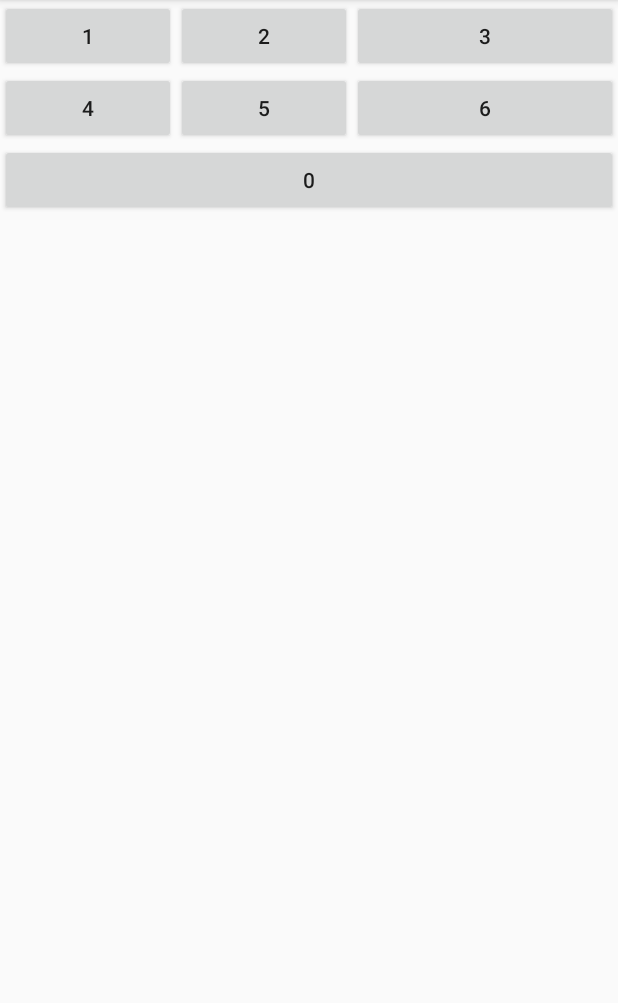
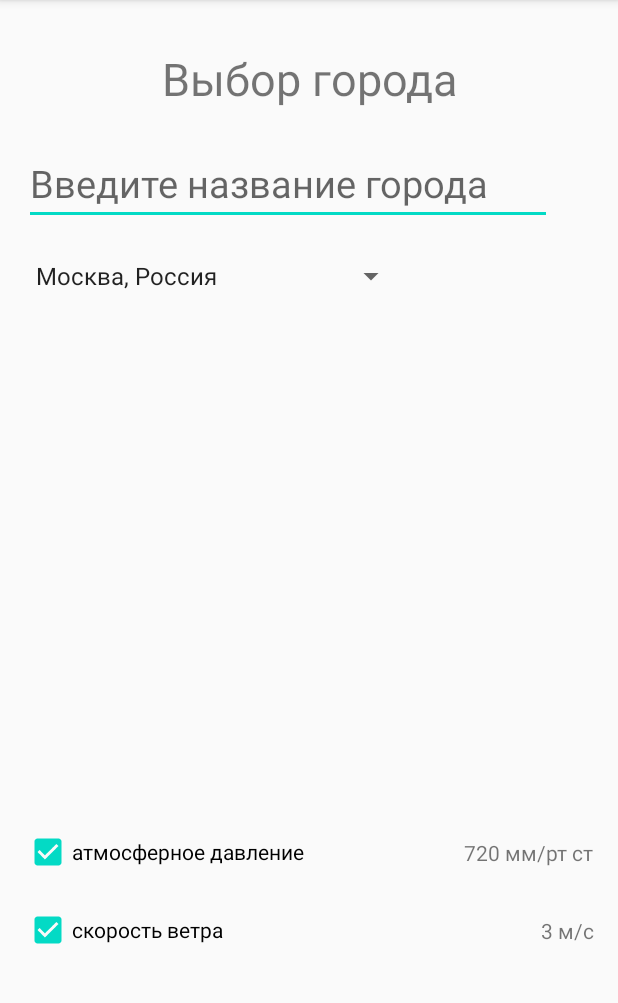
Before and after one commit to koassumo/Andr_HW1, an Android app: the SitySelect screen opened directly, with no data from a screen before it, on a phone screen of 412 x 824 dp, the part 84-1087 px from its top. Run offline under Robolectric (Android 15) with nearby library versions, the phone set to English and light mode, and no system bars.

Commit message:
Сделано ДЗ2

```diff
--- a/app/src/main/AndroidManifest.xml
+++ b/app/src/main/AndroidManifest.xml
@@ -9,14 +9,15 @@
         android:roundIcon="@mipmap/ic_launcher_round"
         android:supportsRtl="true"
         android:theme="@style/AppTheme">
-        <activity android:name=".MainActivity">
+
+        <activity android:name=".SitySelect">
             <intent-filter>
                 <action android:name="android.intent.action.MAIN" />
                 <category android:name="android.intent.category.LAUNCHER" />
             </intent-filter>
         </activity>
 
-        <activity android:name=".SitySelect">
+        <activity android:name=".MainActivity">
             <intent-filter>
                 <action android:name="android.intent.action.MAIN" />
                 <category android:name="android.intent.category.LAUNCHER" />
--- a/app/src/main/java/ru/geekbrains/android1/hw1/MainActivity.java
+++ b/app/src/main/java/ru/geekbrains/android1/hw1/MainActivity.java
@@ -2,45 +2,15 @@ package ru.geekbrains.android1.hw1;
 
 import androidx.appcompat.app.AppCompatActivity;
 import android.os.Bundle;
-import android.widget.CompoundButton;
-import android.widget.Switch;
-import android.widget.TextView;
+
 
 public class MainActivity extends AppCompatActivity {
-
-    private Switch switchEnRu;
-    private TextView regionTextView;
 
     @Override
     protected void onCreate(Bundle savedInstanceState) {
         super.onCreate(savedInstanceState);
         setContentView(R.layout.activity_main);
 
-        initViews();
-        setOnSwitchChanged();
-    }
-
-    private void initViews() {
-        regionTextView = findViewById(R.id.textViewSity);
-        switchEnRu = findViewById(R.id.switch1);
-
-    }
-
-
-    private void setOnSwitchChanged() {
-
-        switchEnRu.setOnCheckedChangeListener(new CompoundButton.OnCheckedChangeListener() {
-            @Override
-            public void onCheckedChanged(CompoundButton buttonView, boolean isChecked) {
-                String text;
-                if (isChecked) {
-                    text = getString(R.string.region);
-                } else {
-                    text = getString(R.string.region_en);
-                }
-                regionTextView.setText(text);
-            }
-        });
     }
 
 }
--- a/app/src/main/java/ru/geekbrains/android1/hw1/SitySelect.java
+++ b/app/src/main/java/ru/geekbrains/android1/hw1/SitySelect.java
@@ -1,12 +1,68 @@
 package ru.geekbrains.android1.hw1;
 
 import android.os.Bundle;
+import android.widget.CheckBox;
+import android.widget.CompoundButton;
+import android.widget.TextView;
+
 import androidx.appcompat.app.AppCompatActivity;
 
 public class SitySelect extends AppCompatActivity {
+
+    private CheckBox checkBoxAtmoPressure;
+    private TextView textViewAtmoInfo;
+
+    private CheckBox checkBoxWind;
+    private TextView textViewWindInfo;
+
     @Override
     protected void onCreate(Bundle savedInstanceState) {
         super.onCreate(savedInstanceState);
         setContentView(R.layout.sity_select);
+        initViews();
+        setOnСheckBoxAtmoPressure();
+        setOnСheckBoxWind();
     }
+
+    private void initViews() {
+        checkBoxAtmoPressure = findViewById(R.id.checkBoxAtmoPressure);
+        textViewAtmoInfo = findViewById(R.id.textViewAtmoInfo);
+
+        checkBoxWind = findViewById(R.id.checkBoxWind);
+        textViewWindInfo = findViewById(R.id.textViewWindInfo);
+    }
+
+
+    private void setOnСheckBoxAtmoPressure() {
+
+        checkBoxAtmoPressure.setOnCheckedChangeListener(new CompoundButton.OnCheckedChangeListener() {
+            @Override
+            public void onCheckedChanged(CompoundButton buttonView, boolean isChecked) {
+                String text;
+                if (isChecked) {
+                    text = getString(R.string.atmo_pressure);
+                } else {
+                    text = getString(R.string.atmo_pressure_null);
+                }
+                textViewAtmoInfo.setText(text);
+            }
+        });
+    }
+
+    private void setOnСheckBoxWind() {
+
+        checkBoxWind.setOnCheckedChangeListener(new CompoundButton.OnCheckedChangeListener() {
+            @Override
+            public void onCheckedChanged(CompoundButton buttonView, boolean isChecked) {
+                String text;
+                if (isChecked) {
+                    text = getString(R.string.wind);
+                } else {
+                    text = getString(R.string.wind_null);
+                }
+                textViewWindInfo.setText(text);
+            }
+        });
+    }
+
 }
--- a/app/src/main/res/layout/activity_main.xml
+++ b/app/src/main/res/layout/activity_main.xml
@@ -34,7 +34,7 @@
         android:id="@+id/textViewPressure"
         android:layout_width="wrap_content"
         android:layout_height="wrap_content"
-        android:text="720 мм/рт ст"
+        android:text="@string/atmo_pressure"
         app:layout_constraintEnd_toEndOf="parent"
         app:layout_constraintStart_toEndOf="@+id/imageViewSkyClear"
         app:layout_constraintTop_toTopOf="@+id/textView7" />
@@ -82,15 +82,7 @@
         app:layout_constraintStart_toStartOf="@+id/imageViewWeatherMap"
         app:layout_constraintTop_toTopOf="@+id/imageViewWeatherMap" />
 
-    <Switch
-        android:id="@+id/switch1"
-        android:layout_width="wrap_content"
-        android:layout_height="wrap_content"
-        android:layout_marginBottom="32dp"
-        android:text="@string/switch_to_english"
-        app:layout_constraintBottom_toBottomOf="parent"
-        app:layout_constraintEnd_toEndOf="parent"
-        app:layout_constraintStart_toStartOf="parent" />
+
 
     <ScrollView
         android:layout_width="409dp"
--- a/app/src/main/res/layout/sity_select.xml
+++ b/app/src/main/res/layout/sity_select.xml
@@ -7,61 +7,82 @@
     tools:context=".SitySelect">
 
 
-    <LinearLayout xmlns:android="http://schemas.android.com/apk/res/android"
-        android:orientation="vertical" android:layout_width="match_parent"
-        android:layout_height="match_parent">
+    <TextView
+        android:id="@+id/textViewSitySelectTitle"
+        android:layout_width="wrap_content"
+        android:layout_height="wrap_content"
+        android:layout_marginTop="32dp"
+        android:text="Выбор города"
+        android:textSize="30sp"
+        app:layout_constraintEnd_toEndOf="parent"
+        app:layout_constraintStart_toStartOf="parent"
+        app:layout_constraintTop_toTopOf="parent" />
+
+    <EditText
+        android:id="@+id/textViewSitySelectChoose"
+        android:layout_width="wrap_content"
+        android:layout_height="wrap_content"
+        android:layout_marginStart="16dp"
+        android:layout_marginTop="22dp"
+        android:maxLines="1"
+        android:ems="12"
+        android:maxLength="15"
+        android:textSize="25sp"
+        android:hint="Введите название города"
+        app:layout_constraintStart_toStartOf="parent"
+        app:layout_constraintTop_toBottomOf="@+id/textViewSitySelectTitle" />
+
+    <Spinner
+        android:id="@+id/spinner"
+        android:layout_width="wrap_content"
+        android:layout_height="wrap_content"
+        android:layout_marginStart="16dp"
+        android:layout_marginTop="22dp"
+        android:entries="@array/list_of_towns"
+        app:layout_constraintStart_toStartOf="parent"
+        app:layout_constraintTop_toBottomOf="@+id/textViewSitySelectChoose" />
+
+    <CheckBox
+        android:id="@+id/checkBoxWind"
+        android:layout_width="wrap_content"
+        android:layout_height="wrap_content"
+        android:layout_marginStart="16dp"
+        android:layout_marginBottom="132dp"
+        android:checked="true"
+        android:text="скорость ветра"
+        app:layout_constraintBottom_toBottomOf="parent"
+        app:layout_constraintStart_toStartOf="parent" />
+
+    <CheckBox
+        android:id="@+id/checkBoxAtmoPressure"
+        android:layout_width="wrap_content"
+        android:layout_height="wrap_content"
+        android:layout_marginStart="16dp"
+        android:layout_marginBottom="20dp"
+        android:checked="true"
+        android:text="атмосферное давление"
+        app:layout_constraintBottom_toTopOf="@+id/checkBoxWind"
+        app:layout_constraintStart_toStartOf="parent" />
+
+    <TextView
+        android:id="@+id/textViewAtmoInfo"
+        android:layout_width="wrap_content"
+        android:layout_height="wrap_content"
+        android:layout_marginEnd="16dp"
+        android:text="@string/atmo_pressure"
+        app:layout_constraintBottom_toBottomOf="@+id/checkBoxAtmoPressure"
+        app:layout_constraintEnd_toEndOf="parent"
+        app:layout_constraintTop_toTopOf="@+id/checkBoxAtmoPressure" />
+
+    <TextView
+        android:id="@+id/textViewWindInfo"
+        android:layout_width="wrap_content"
+        android:layout_height="wrap_content"
+        android:layout_marginEnd="16dp"
+        android:text="@string/wind"
+        app:layout_constraintBottom_toBottomOf="@+id/checkBoxWind"
+        app:layout_constraintEnd_toEndOf="parent"
+        app:layout_constraintTop_toTopOf="@+id/checkBoxWind" />
 
 
-        <LinearLayout
-            android:layout_width="match_parent" android:layout_height="wrap_content"
-            android:orientation="horizontal">
-            <Button
-                android:id="@+id/button"
-                android:layout_width="wrap_content" android:layout_height="wrap_content"
-                android:layout_weight="1"
-                android:text="1" />
-            <Button
-                android:id="@+id/button2"
-                android:layout_width="wrap_content" android:layout_height="wrap_content"
-                android:layout_weight="1"
-                android:text="2" />
-            <Button
-                android:id="@+id/button3"
-                android:layout_width="wrap_content" android:layout_height="wrap_content"
-                android:layout_weight="3"
-                android:text="3" />
-        </LinearLayout>
-
-
-        <LinearLayout
-            android:layout_width="match_parent" android:layout_height="wrap_content"
-            android:orientation="horizontal">
-            <Button
-                android:id="@+id/button6"
-                android:layout_width="wrap_content" android:layout_height="wrap_content"
-                android:layout_weight="1"
-                android:text="4" />
-            <Button
-                android:id="@+id/button5"
-                android:layout_width="wrap_content" android:layout_height="wrap_content"
-                android:layout_weight="1"
-                android:text="5" />
-            <Button
-                android:id="@+id/button4"
-                android:layout_width="wrap_content" android:layout_height="wrap_content"
-                android:layout_weight="3"
-                android:text="6" />
-        </LinearLayout>
-
-        <LinearLayout
-            android:layout_width="match_parent" android:layout_height="wrap_content"
-            android:orientation="horizontal">
-            <Button
-                android:id="@+id/button10"
-                android:layout_width="match_parent" android:layout_height="match_parent"
-                android:layout_gravity="bottom"
-                android:text="0" />
-        </LinearLayout>
-    </LinearLayout>
-
 </androidx.constraintlayout.widget.ConstraintLayout>
--- a/app/src/main/res/values/strings.xml
+++ b/app/src/main/res/values/strings.xml
@@ -5,7 +5,6 @@
     <string name="temperature">+6</string>
     <string name="switch_to_english">english</string>
     <string name="switch_to_russian">русский</string>
-    <string name="wind">3 м/с</string>
     <string name="weather_map_show">показать на карте</string>
     <string name="plus_1_day">Завтра</string>
     <string name="plus_2_days">Послезавтра</string>
@@ -14,4 +13,14 @@
     <string name="plus_5_days">Через 5 дней</string>
     <string name="plus_6_days">Через 6 дней</string>
     <string name="plus_7_days">Через 7 дней</string>
+    <string name="atmo_pressure">720 мм/рт ст</string>
+    <string name="atmo_pressure_null"></string>
+    <string name="wind">3 м/с</string>
+    <string name="wind_null"></string>
+    <string-array name="list_of_towns">
+        <item>Москва, Россия</item>
+        <item>Лондон, Великобритания</item>
+        <item>Париж, Франция</item>
+        <item>Рим, Италия</item>
+    </string-array>
 </resources>
```
